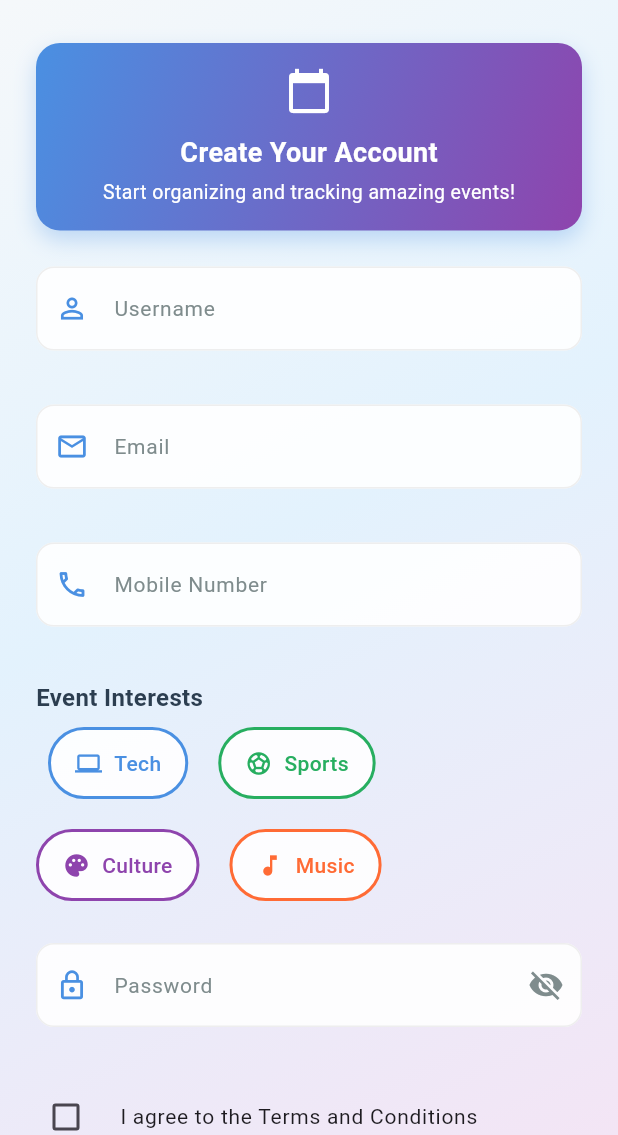
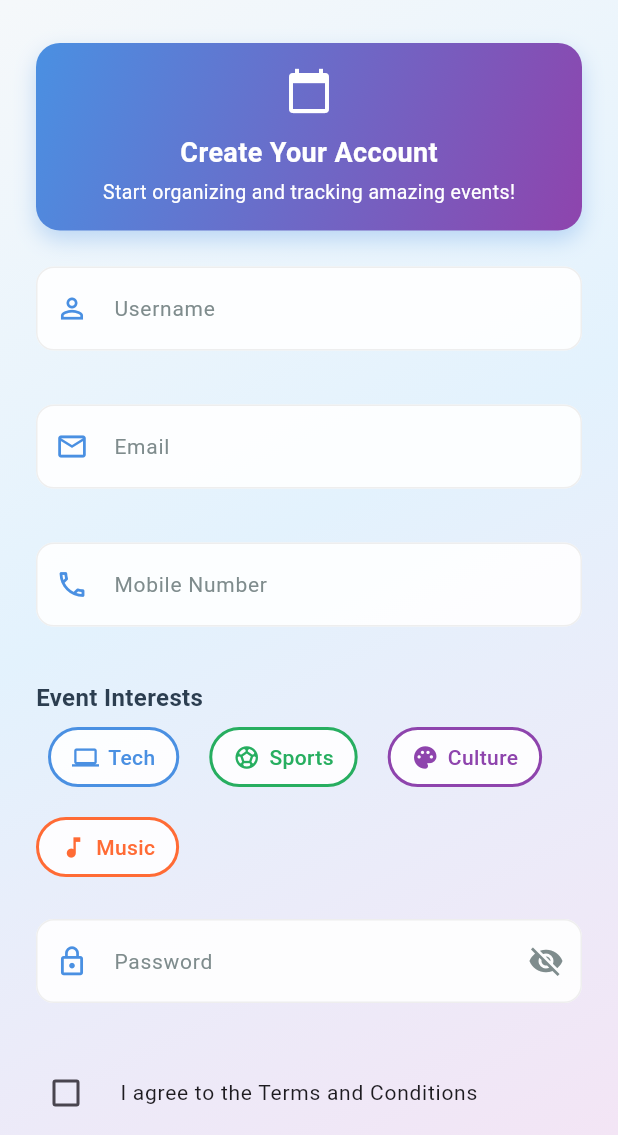
Before and after one commit to NadiyaKP/eventbuddy-app, a Flutter app: the screen it shows after launch, after a tap on "Sign In", after a tap on "Don't have an account? Sign Up", on a phone screen of 412 x 824 dp, the part 101-1236 px from its top. Run offline on Flutter 3.47's test engine with Material 3 defaults, Android fonts, the phone set to English and light mode, and no system bars; our stand-ins replace cloud_firestore, firebase_auth, firebase_core; accounts and stored records are empty.

Commit message:
Some updates

```diff
--- a/lib/app.dart
+++ b/lib/app.dart
@@ -9,7 +9,9 @@ class EventBuddyApp extends StatelessWidget {
 
   @override
   Widget build(BuildContext context) {
-    return MaterialApp(
+    return ChangeNotifierProvider(
+      create: (_) => AuthViewModel(),
+      child: MaterialApp(
         title: 'EventBuddy',
         theme: ThemeData(
           primarySwatch: Colors.blue,
@@ -17,41 +19,24 @@ class EventBuddyApp extends StatelessWidget {
         ),
         home: const AuthWrapper(),
         debugShowCheckedModeBanner: false,
+      ),
     );
   }
 }
 
-class AuthWrapper extends StatefulWidget {
+class AuthWrapper extends StatelessWidget {
   const AuthWrapper({super.key});
-
-  @override
-  State<AuthWrapper> createState() => _AuthWrapperState();
-}
-
-class _AuthWrapperState extends State<AuthWrapper> {
-  @override
-  void initState() {
-    super.initState();
-    // Initialize auth when the app starts
-    WidgetsBinding.instance.addPostFrameCallback((_) {
-      Provider.of<AuthViewModel>(context, listen: false).initializeAuth();
-    });
-  }
 
   @override
   Widget build(BuildContext context) {
     return Consumer<AuthViewModel>(
       builder: (context, authVM, child) {
-        // Show loading screen while checking auth state
-        if (authVM.isLoading) {
+        if (authVM.isInitializing) {
           return const Scaffold(
-            body: Center(
-              child: CircularProgressIndicator(),
-            ),
+            body: Center(child: CircularProgressIndicator()),
           );
         }
 
-        // Navigate based on auth state
         return authVM.isLoggedIn ? const HomeScreen() : const LoginScreen();
       },
     );
--- a/lib/views/widgets/category_chip.dart
+++ b/lib/views/widgets/category_chip.dart
@@ -1,6 +1,6 @@
 import 'package:flutter/material.dart';
-import '../../models/category_model.dart'
-;
+import '../../models/category_model.dart';
+
 class CategoryChip extends StatelessWidget {
   final String category;
   final bool isSelected;
@@ -24,26 +24,30 @@ class CategoryChip extends StatelessWidget {
         onTap: onTap,
         borderRadius: BorderRadius.circular(25),
         child: Container(
-          padding: const EdgeInsets.symmetric(horizontal: 16, vertical: 12),
+          padding: const EdgeInsets.symmetric(horizontal: 14, vertical: 8),
           decoration: BoxDecoration(
             borderRadius: BorderRadius.circular(25),
-            gradient: isSelected ? LinearGradient(
+            gradient: isSelected
+                ? LinearGradient(
                     colors: categoryData.gradient,
                     begin: Alignment.topLeft,
                     end: Alignment.bottomRight,
-            ) : null,
+                  )
+                : null,
             color: isSelected ? null : Colors.white.withOpacity(0.9),
             border: Border.all(
               color: isSelected ? Colors.transparent : categoryData.color,
               width: 2,
             ),
-            boxShadow: isSelected ? [
+            boxShadow: isSelected
+                ? [
                     BoxShadow(
                       color: categoryData.color.withOpacity(0.3),
                       blurRadius: 8,
                       offset: const Offset(0, 4),
                     )
-            ] : null,
+                  ]
+                : null,
           ),
           child: Row(
             mainAxisSize: MainAxisSize.min,
@@ -53,7 +57,7 @@ class CategoryChip extends StatelessWidget {
                 color: isSelected ? Colors.white : categoryData.color,
                 size: 18,
               ),
-              const SizedBox(width: 8),
+              const SizedBox(width: 6),
               Text(
                 category,
                 style: TextStyle(
```
Also changed, not shown: lib/views/home/home_screen.dart (line endings or trailing spaces), 1 other file. Lines whose indentation alone changed are shown as unchanged.
